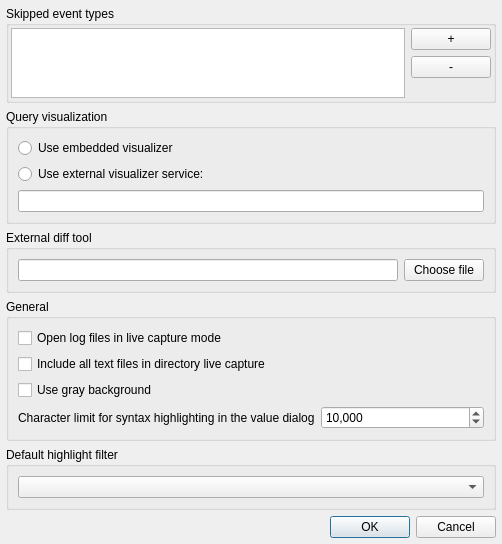
This is src/optionsdlg.ui in tableau/tableau-log-viewer as Qt 5 draws it before an edit. The edited form follows.
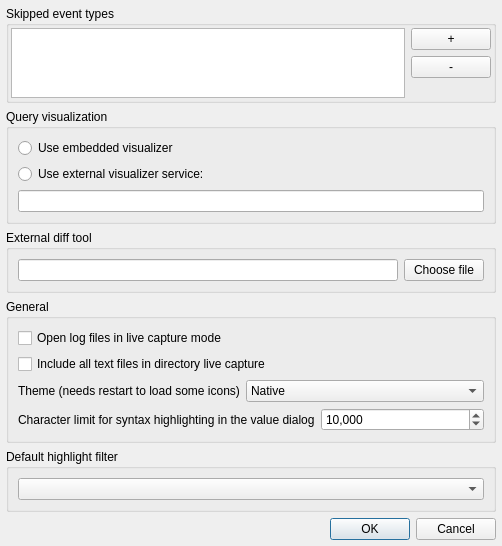
This is the edited form.

Patch:
```diff
--- a/src/optionsdlg.ui
+++ b/src/optionsdlg.ui
@@ -200,14 +200,39 @@
          </widget>
         </item>
         <item>
-         <widget class="QCheckBox" name="useGrayBackground">
-          <property name="toolTip">
-           <string>Set background color to gray or white for log views and value dialog. Apply to new tabs.</string>
-          </property>
-          <property name="text">
-           <string>Use gray background</string>
-          </property>
-         </widget>
+         <layout class="QFormLayout" name="themeFormLayout">
+          <item row="0" column="0">
+           <widget class="QLabel" name="themeLabel">
+            <property name="text">
+             <string>Theme (needs restart to load some icons)</string>
+            </property>
+           </widget>
+          </item>
+          <item row="0" column="1">
+           <widget class="QComboBox" name="themeComboBox">
+            <item>
+             <property name="text">
+              <string>Native</string>
+             </property>
+            </item>
+            <item>
+             <property name="text">
+              <string>Dark Fusion</string>
+             </property>
+            </item>
+            <item>
+             <property name="text">
+              <string>Solarized Light</string>
+             </property>
+            </item>
+            <item>
+             <property name="text">
+              <string>Solarized Dark</string>
+             </property>
+            </item>
+           </widget>
+          </item>
+         </layout>
         </item>
         <item>
          <layout class="QFormLayout" name="formLayout">
```
